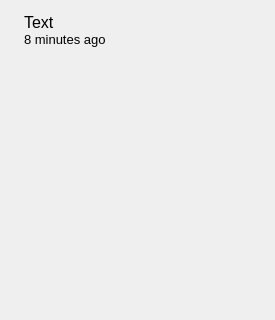
The window that widget/ClipboardItemInnerWidget.ui (SeptemberHX/MPaste) describes before a commit, drawn with Qt 5.
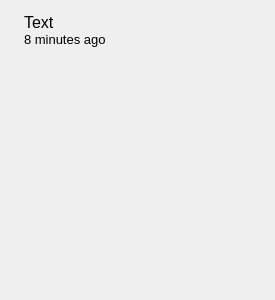
The same window after the commit.

The edit to the form file:
```diff
--- a/widget/ClipboardItemInnerWidget.ui
+++ b/widget/ClipboardItemInnerWidget.ui
@@ -7,19 +7,19 @@
     <x>0</x>
     <y>0</y>
     <width>275</width>
-    <height>320</height>
+    <height>300</height>
    </rect>
   </property>
   <property name="minimumSize">
    <size>
     <width>275</width>
-    <height>320</height>
+    <height>300</height>
    </size>
   </property>
   <property name="maximumSize">
    <size>
     <width>275</width>
-    <height>320</height>
+    <height>300</height>
    </size>
   </property>
   <property name="windowTitle">
```
